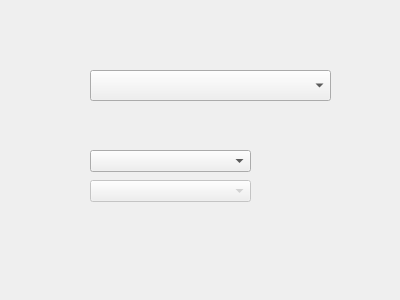
Above: HistoryForm.ui from qqsskk/AgvCtrlSys before the change. Below: the same form after it.
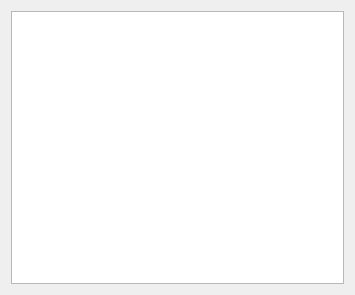
That is the form after the change. Custom widgets are drawn as their Qt base class.

```diff
--- a/HistoryForm.ui
+++ b/HistoryForm.ui
@@ -6,55 +6,24 @@
    <rect>
     <x>0</x>
     <y>0</y>
-    <width>400</width>
-    <height>300</height>
+    <width>355</width>
+    <height>295</height>
    </rect>
   </property>
   <property name="windowTitle">
    <string>Form</string>
   </property>
-  <widget class="ComboBoxEx" name="comboBox">
-   <property name="geometry">
-    <rect>
-     <x>90</x>
-     <y>70</y>
-     <width>241</width>
-     <height>31</height>
-    </rect>
-   </property>
-  </widget>
-  <widget class="ComboBoxEx" name="comboBox_2">
-   <property name="enabled">
-    <bool>false</bool>
-   </property>
-   <property name="geometry">
-    <rect>
-     <x>90</x>
-     <y>180</y>
-     <width>161</width>
-     <height>22</height>
-    </rect>
-   </property>
-  </widget>
-  <widget class="ComboBoxEx" name="comboBox_3">
-   <property name="enabled">
-    <bool>true</bool>
-   </property>
-   <property name="geometry">
-    <rect>
-     <x>90</x>
-     <y>150</y>
-     <width>161</width>
-     <height>22</height>
-    </rect>
-   </property>
-  </widget>
+  <layout class="QGridLayout" name="gridLayout">
+   <item row="0" column="0">
+    <widget class="TableViewEx" name="tableView"/>
+   </item>
+  </layout>
  </widget>
  <customwidgets>
   <customwidget>
-   <class>ComboBoxEx</class>
-   <extends>QComboBox</extends>
-   <header location="global">ComboBoxEx.h</header>
+   <class>TableViewEx</class>
+   <extends>QTableView</extends>
+   <header>TableViewEx.h</header>
   </customwidget>
  </customwidgets>
  <resources/>
```
